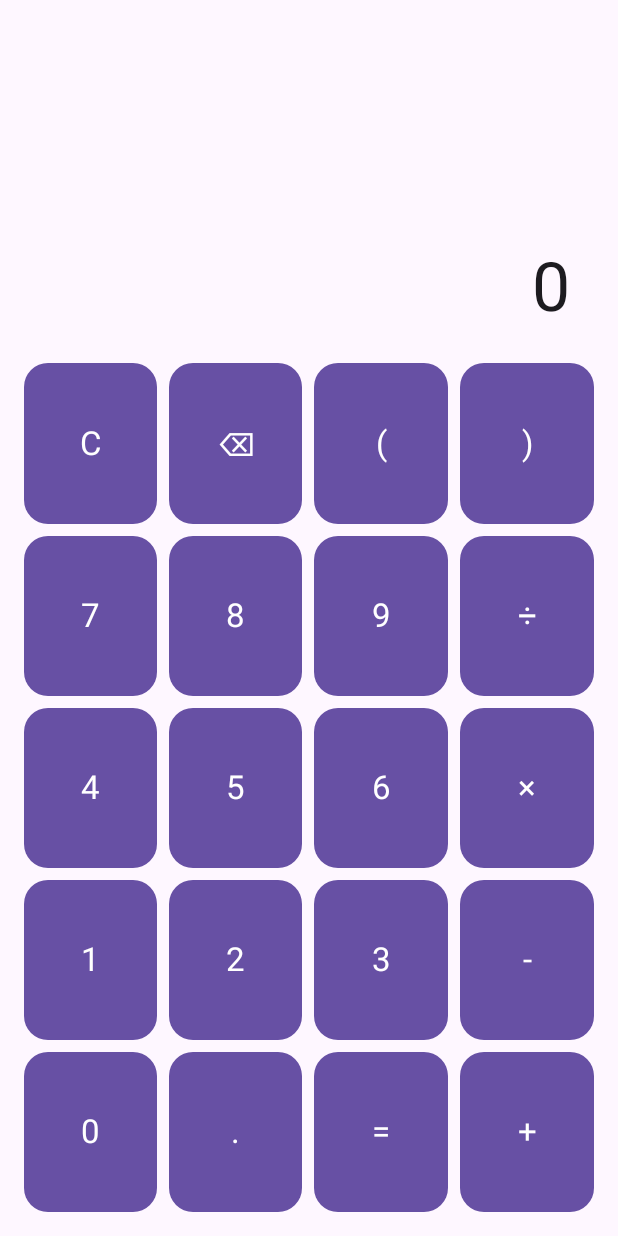
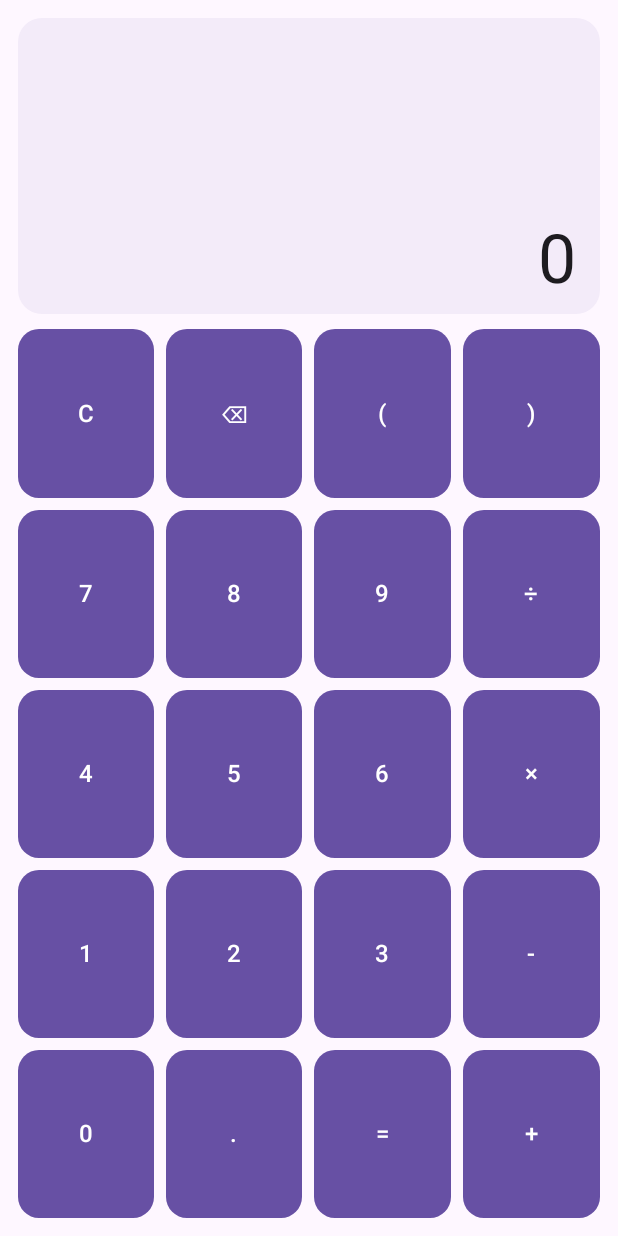
Before and after one commit to adrianstarostka-sys/psm_kalkulator, an Android app built with Jetpack Compose: the screen it shows after launch (MainActivity), on a phone screen of 412 x 824 dp. Run offline under Robolectric (Android 15) with nearby library versions, the phone set to English and light mode, and no system bars.

Commit message:
Zadanie3: widok poziomy

```diff
--- a/app/src/main/java/com/example/kalkulator/MainActivity.kt
+++ b/app/src/main/java/com/example/kalkulator/MainActivity.kt
@@ -1,10 +1,10 @@
-package com.example.kalkulator
+package com.example.kalkulator // Jeśli Twój pakiet to com.example.calculator, zmień literę
 
+import android.content.res.Configuration
 import android.os.Bundle
 import androidx.activity.ComponentActivity
 import androidx.activity.compose.setContent
 import androidx.activity.enableEdgeToEdge
-import androidx.compose.foundation.horizontalScroll
 import androidx.compose.foundation.layout.Arrangement
 import androidx.compose.foundation.layout.Box
 import androidx.compose.foundation.layout.Column
@@ -13,8 +13,10 @@ import androidx.compose.foundation.layout.fillMaxHeight
 import androidx.compose.foundation.layout.fillMaxSize
 import androidx.compose.foundation.layout.fillMaxWidth
 import androidx.compose.foundation.layout.padding
+import androidx.compose.foundation.layout.safeDrawingPadding
 import androidx.compose.foundation.rememberScrollState
 import androidx.compose.foundation.shape.RoundedCornerShape
+import androidx.compose.foundation.verticalScroll
 import androidx.compose.material3.Button
 import androidx.compose.material3.MaterialTheme
 import androidx.compose.material3.Surface
@@ -27,15 +29,19 @@ import androidx.compose.runtime.saveable.rememberSaveable
 import androidx.compose.runtime.setValue
 import androidx.compose.ui.Alignment
 import androidx.compose.ui.Modifier
+import androidx.compose.ui.platform.LocalConfiguration
 import androidx.compose.ui.text.style.TextAlign
 import androidx.compose.ui.unit.dp
 
-// --- MODEL DANYCH PRZYCISKÓW ---
+// ==========================================
+// 1. STRUKTURA DANYCH PRZYCISKÓW (Zadania 2 i 3)
+// ==========================================
 enum class ButtonRole {
     DIGIT,
     OPERATOR,
     ACTION,
-    EQUALS
+    EQUALS,
+    SCIENTIFIC
 }
 
 data class CalcButton(
@@ -46,6 +52,7 @@ data class CalcButton(
     val isDelete: Boolean = false
 )
 
+// Blok podstawowy: 5 wierszy x 4 kolumny
 val basicButtons: List<List<CalcButton>> = listOf(
     listOf(
         CalcButton(label = "C", role = ButtonRole.ACTION, isClear = true),
@@ -79,9 +86,35 @@ val basicButtons: List<List<CalcButton>> = listOf(
     )
 )
 
-// --- KOMPONENTY EKRANU ---
+// Blok naukowy: 5 wierszy x 2 kolumny (widoczny tylko w orientacji poziomej)
+val scientificButtons: List<List<CalcButton>> = listOf(
+    listOf(
+        CalcButton(label = "sin", insertText = "sin(", role = ButtonRole.SCIENTIFIC),
+        CalcButton(label = "cos", insertText = "cos(", role = ButtonRole.SCIENTIFIC)
+    ),
+    listOf(
+        CalcButton(label = "tan", insertText = "tan(", role = ButtonRole.SCIENTIFIC),
+        CalcButton(label = "π", insertText = "pi", role = ButtonRole.SCIENTIFIC)
+    ),
+    listOf(
+        CalcButton(label = "√", insertText = "sqrt(", role = ButtonRole.SCIENTIFIC),
+        CalcButton(label = "xʸ", insertText = "^", role = ButtonRole.SCIENTIFIC)
+    ),
+    listOf(
+        CalcButton(label = "ln", insertText = "ln(", role = ButtonRole.SCIENTIFIC),
+        CalcButton(label = "log", insertText = "log(", role = ButtonRole.SCIENTIFIC)
+    ),
+    listOf(
+        CalcButton(label = "e", insertText = "e", role = ButtonRole.SCIENTIFIC),
+        CalcButton(label = "x²", insertText = "^2", role = ButtonRole.SCIENTIFIC)
+    )
+)
 
-// Pole działania z przewijaniem horyzontalnym (długie wyrażenie nie znika za krawędzią)
+// ==========================================
+// 2. KOMPONENTY WIDOKU (Zadania 2 i 3)
+// ==========================================
+
+// Pole działania z automatycznym dopasowaniem i przewijaniem długich wyrażeń
 @Composable
 fun DisplayField(
     expression: String,
@@ -93,24 +126,38 @@ fun DisplayField(
         scrollState.animateScrollTo(scrollState.maxValue)
     }
 
+    val textStyle = when {
+        expression.length > 35 -> MaterialTheme.typography.headlineSmall
+        expression.length > 18 -> MaterialTheme.typography.headlineMedium
+        else -> MaterialTheme.typography.displayMedium
+    }
+
+    Surface(
+        modifier = modifier.fillMaxWidth(),
+        shape = RoundedCornerShape(16.dp),
+        tonalElevation = 2.dp
+    ) {
         Box(
-        modifier = modifier
-            .fillMaxWidth()
-            .padding(horizontal = 16.dp, vertical = 24.dp),
+            modifier = Modifier
+                .fillMaxSize()
+                .padding(horizontal = 16.dp, vertical = 10.dp),
             contentAlignment = Alignment.BottomEnd
         ) {
             Text(
                 text = if (expression.isEmpty()) "0" else expression,
-            style = MaterialTheme.typography.displayMedium,
+                style = textStyle,
                 color = MaterialTheme.colorScheme.onSurface,
-            maxLines = 1,
                 textAlign = TextAlign.End,
-            modifier = Modifier.horizontalScroll(scrollState)
+                softWrap = true,
+                modifier = Modifier
+                    .fillMaxWidth()
+                    .verticalScroll(scrollState)
             )
         }
     }
+}
 
-// Skalowalna siatka przycisków wykorzystująca Modifier.weight
+// Pojedynczy komponent siatki przycisków wykorzystywany w pionie i poziomie
 @Composable
 fun CalculatorButtonGrid(
     rows: List<List<CalcButton>>,
@@ -134,11 +181,11 @@ fun CalculatorButtonGrid(
                         modifier = Modifier
                             .weight(1f)
                             .fillMaxHeight(),
-                        shape = RoundedCornerShape(16.dp)
+                        shape = RoundedCornerShape(14.dp)
                     ) {
                         Text(
                             text = btn.label,
-                            style = MaterialTheme.typography.titleLarge
+                            style = MaterialTheme.typography.titleMedium
                         )
                     }
                 }
@@ -147,7 +194,7 @@ fun CalculatorButtonGrid(
     }
 }
 
-// Główny ekran kalkulatora
+// Główny ekran adaptacyjny (Zadanie 3)
 @Composable
 fun CalculatorScreen() {
     var expression by rememberSaveable { mutableStateOf("") }
@@ -160,32 +207,74 @@ fun CalculatorScreen() {
         }
     }
 
+    val configuration = LocalConfiguration.current
+    val isLandscape = configuration.orientation == Configuration.ORIENTATION_LANDSCAPE
+
     Column(
         modifier = Modifier
             .fillMaxSize()
-            .padding(16.dp)
+            .safeDrawingPadding()
+            .padding(12.dp)
     ) {
         DisplayField(
             expression = expression,
-            modifier = Modifier.weight(0.4f)
+            modifier = Modifier
+                .weight(if (isLandscape) 0.28f else 0.35f)
+                .padding(bottom = 10.dp)
+        )
+
+        if (isLandscape) {
+            // W poziomie: blok naukowy obok bloku podstawowego
+            Row(
+                modifier = Modifier
+                    .fillMaxWidth()
+                    .weight(1f),
+                horizontalArrangement = Arrangement.spacedBy(10.dp)
+            ) {
+                CalculatorButtonGrid(
+                    rows = scientificButtons,
+                    modifier = Modifier
+                        .weight(2f)
+                        .fillMaxSize(),
+                    onButtonClick = onButtonClick
                 )
                 CalculatorButtonGrid(
                     rows = basicButtons,
-            modifier = Modifier.weight(1f),
+                    modifier = Modifier
+                        .weight(4f)
+                        .fillMaxSize(),
+                    onButtonClick = onButtonClick
+                )
+            }
+        } else {
+            // W pionie: wyłącznie blok podstawowy
+            CalculatorButtonGrid(
+                rows = basicButtons,
+                modifier = Modifier
+                    .fillMaxWidth()
+                    .weight(1f),
                 onButtonClick = onButtonClick
             )
         }
     }
+}
 
-// --- AKTYWNOŚĆ ---
+// ==========================================
+// 3. PUNKT WEJŚCIA APLIKACJI
+// ==========================================
 class MainActivity : ComponentActivity() {
     override fun onCreate(savedInstanceState: Bundle?) {
         super.onCreate(savedInstanceState)
         enableEdgeToEdge()
         setContent {
-            Surface(modifier = Modifier.fillMaxSize()) {
+            MaterialTheme {
+                Surface(
+                    modifier = Modifier.fillMaxSize(),
+                    color = MaterialTheme.colorScheme.background
+                ) {
                     CalculatorScreen()
                 }
             }
         }
     }
+}
```
Lines whose indentation alone changed are shown as unchanged.
